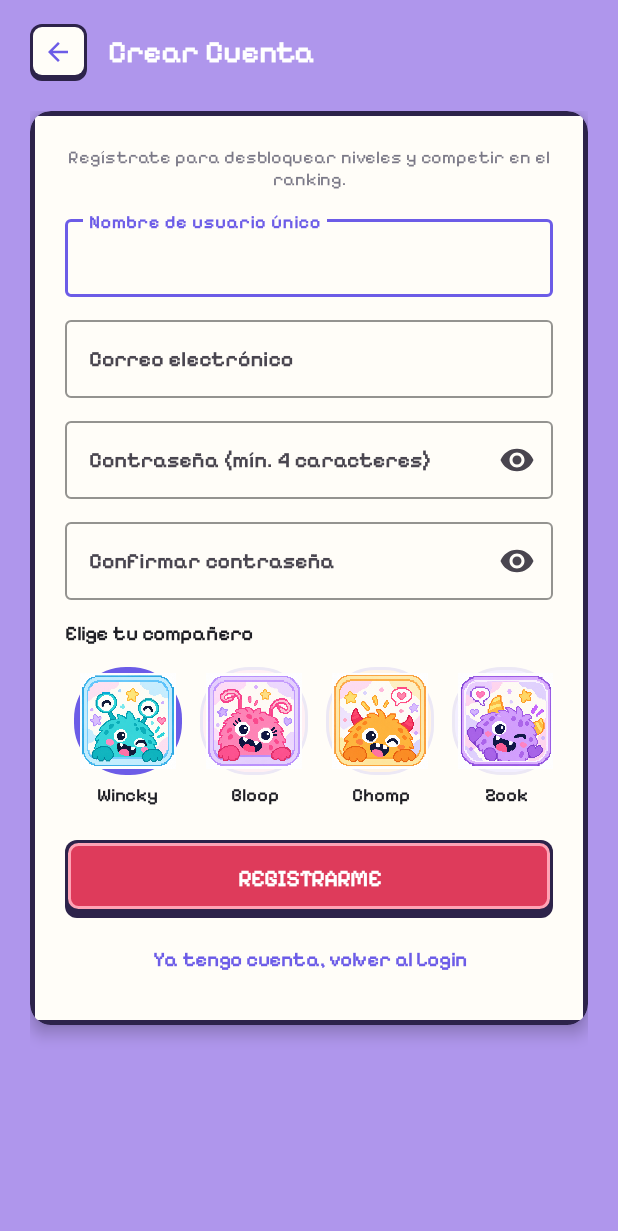
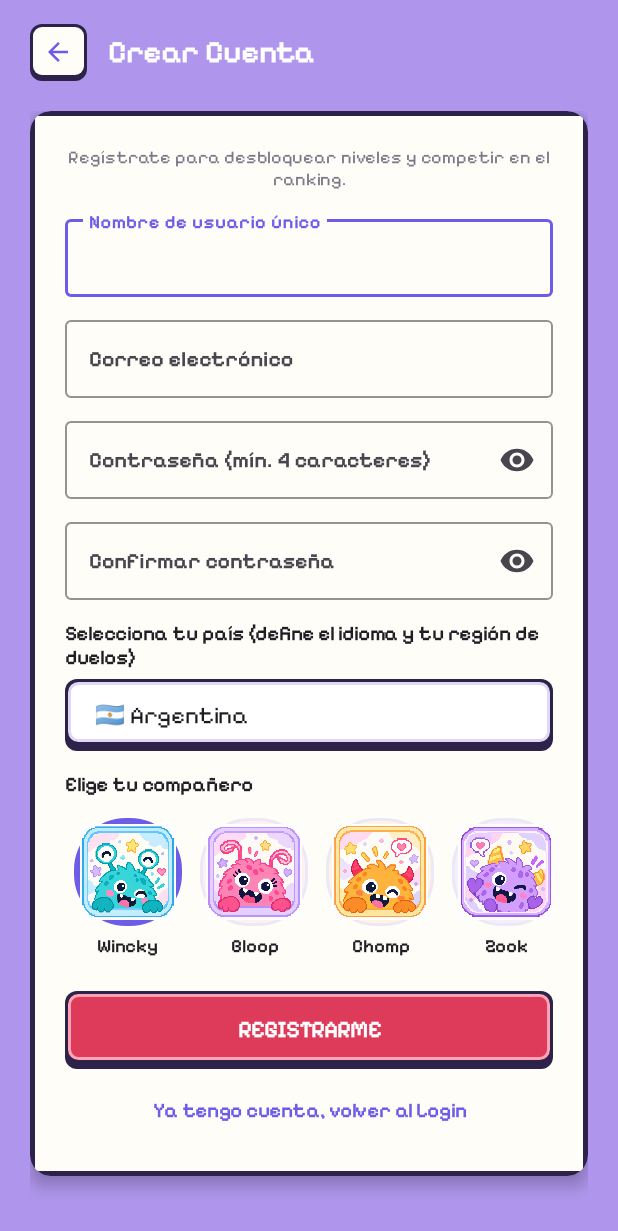
Before and after one commit to Camila-Ianni/TP_Trivia, an Android app: the screen it shows after launch (RegisterActivity), after a tap on "Crear Cuenta Nueva", on a phone screen of 412 x 824 dp. Shown: the top 1231 px of the screen. Run offline under Robolectric (Android 15) with nearby library versions, the phone set to English and light mode, and no system bars; 2 other taps on this screen came first.

Commit message:
feat: add country selector with flags on registration, EN/IT/ES localization, and country-matched duels

```diff
--- a/app/src/main/java/com/example/triviamaster/MainActivity.java
+++ b/app/src/main/java/com/example/triviamaster/MainActivity.java
@@ -117,6 +117,7 @@ public final class MainActivity extends AppCompatActivity {
                     return;
                 }
                 prefsManager.syncFromUser(user);
+                com.example.triviamaster.utils.CountryHelper.applyLocaleForCountry(user.getCountry());
                 navigateToMap(user);
             }
 
--- a/app/src/main/java/com/example/triviamaster/RegisterActivity.java
+++ b/app/src/main/java/com/example/triviamaster/RegisterActivity.java
@@ -4,6 +4,7 @@ import android.content.Intent;
 import android.os.Bundle;
 import android.util.Patterns;
 import android.view.View;
+import android.widget.ArrayAdapter;
 import android.widget.Toast;
 import androidx.appcompat.app.AppCompatActivity;
 import androidx.recyclerview.widget.LinearLayoutManager;
@@ -15,6 +16,7 @@ import com.example.triviamaster.data.db.UserRepository;
 import com.example.triviamaster.databinding.ActivityRegisterBinding;
 import com.example.triviamaster.models.Avatar;
 import com.example.triviamaster.models.User;
+import com.example.triviamaster.utils.CountryHelper;
 
 public final class RegisterActivity extends AppCompatActivity {
 
@@ -30,8 +32,18 @@ public final class RegisterActivity extends AppCompatActivity {
         setContentView(binding.getRoot());
         prefsManager = new PreferencesManager(this);
         userRepository = new UserRepository(this);
+        setupCountrySpinner();
         setupAvatarList();
         setupListeners();
+    }
+
+    private void setupCountrySpinner() {
+        ArrayAdapter<CountryHelper.CountryOption> adapter = new ArrayAdapter<>(
+                this,
+                android.R.layout.simple_spinner_item,
+                CountryHelper.getCountries());
+        adapter.setDropDownViewResource(android.R.layout.simple_spinner_dropdown_item);
+        binding.spRegCountry.setAdapter(adapter);
     }
 
     private void setupAvatarList() {
@@ -91,8 +103,12 @@ public final class RegisterActivity extends AppCompatActivity {
         }
 
         Avatar selected = avatarAdapter.getSelectedAvatar();
+        CountryHelper.CountryOption selectedCountry =
+                (CountryHelper.CountryOption) binding.spRegCountry.getSelectedItem();
+        String countryCode = selectedCountry != null ? selectedCountry.getCode() : "AR";
+
         setLoading(true);
-        userRepository.registerUser(username, password, email, selected.getId(), new DbCallback<User>() {
+        userRepository.registerUser(username, password, email, selected.getId(), countryCode, new DbCallback<User>() {
             @Override
             public void onSuccess(User user) {
                 if (isFinishing()) {
@@ -100,6 +116,7 @@ public final class RegisterActivity extends AppCompatActivity {
                 }
                 setLoading(false);
                 prefsManager.syncFromUser(user);
+                CountryHelper.applyLocaleForCountry(user.getCountry());
                 Toast.makeText(RegisterActivity.this,
                         getString(R.string.msg_register_success, user.getUsername()),
                         Toast.LENGTH_SHORT).show();
--- a/app/src/main/java/com/example/triviamaster/SplashActivity.java
+++ b/app/src/main/java/com/example/triviamaster/SplashActivity.java
@@ -24,6 +24,11 @@ public class SplashActivity extends AppCompatActivity {
     @Override
     protected void onCreate(Bundle savedInstanceState) {
         super.onCreate(savedInstanceState);
+        com.example.triviamaster.data.PreferencesManager prefs =
+                new com.example.triviamaster.data.PreferencesManager(this);
+        if (prefs.getCurrentUserId() > 0) {
+            com.example.triviamaster.utils.CountryHelper.applyLocaleForCountry(prefs.getUserCountry());
+        }
         binding = ActivitySplashBinding.inflate(getLayoutInflater());
         setContentView(binding.getRoot());
 
--- a/app/src/main/java/com/example/triviamaster/adapters/SocialAdapter.java
+++ b/app/src/main/java/com/example/triviamaster/adapters/SocialAdapter.java
@@ -70,7 +70,8 @@ public class SocialAdapter extends RecyclerView.Adapter<SocialAdapter.SocialView
             User user = searchUsers.get(position);
             holder.binding.ivSocialAvatar.setImageResource(
                     prefsManager.getAvatarById(user.getAvatarId()).getIconResId());
-            holder.binding.tvSocialUsername.setText(user.getUsername());
+            String flag = com.example.triviamaster.utils.CountryHelper.getByCode(user.getCountry()).getFlag();
+            holder.binding.tvSocialUsername.setText(flag + " " + user.getUsername());
             holder.binding.tvSocialStats.setText(ctx.getString(
                     R.string.social_player_stats_format, user.getHighScore(), user.getMaxStreak()));
             holder.binding.btnSocialSecondary.setVisibility(View.GONE);
--- a/app/src/main/java/com/example/triviamaster/data/db/FriendshipRepository.java
+++ b/app/src/main/java/com/example/triviamaster/data/db/FriendshipRepository.java
@@ -185,7 +185,8 @@ public class FriendshipRepository {
                             c.getString(c.getColumnIndexOrThrow(TriviaDbHelper.COL_USER_OWNED_FRAMES)),
                             c.getString(c.getColumnIndexOrThrow(TriviaDbHelper.COL_USER_EQUIPPED_FRAME)),
                             c.getInt(c.getColumnIndexOrThrow(TriviaDbHelper.COL_USER_DAILY_STREAK)),
-                            c.getString(c.getColumnIndexOrThrow(TriviaDbHelper.COL_USER_WRONG_QUESTION_IDS))
+                            c.getString(c.getColumnIndexOrThrow(TriviaDbHelper.COL_USER_WRONG_QUESTION_IDS)),
+                            c.getString(c.getColumnIndexOrThrow(TriviaDbHelper.COL_USER_COUNTRY))
                     ));
                 }
             }
--- a/app/src/main/java/com/example/triviamaster/data/db/TriviaDbHelper.java
+++ b/app/src/main/java/com/example/triviamaster/data/db/TriviaDbHelper.java
@@ -12,7 +12,7 @@ import java.util.List;
 public class TriviaDbHelper extends SQLiteOpenHelper {
 
     public static final String DATABASE_NAME = "triviamaster.db";
-    public static final int DATABASE_VERSION = 10;
+    public static final int DATABASE_VERSION = 11;
 
     public static final String TABLE_USERS = "users";
     public static final String COL_USER_ID = "id";
@@ -40,6 +40,7 @@ public class TriviaDbHelper extends SQLiteOpenHelper {
     public static final String COL_USER_EQUIPPED_FRAME = "equipped_frame";
     public static final String COL_USER_DAILY_STREAK = "daily_streak";
     public static final String COL_USER_WRONG_QUESTION_IDS = "wrong_question_ids";
+    public static final String COL_USER_COUNTRY = "country";
 
     public static final String TABLE_FRIENDSHIPS = "friendships";
     public static final String COL_F_ID = "id";
@@ -117,7 +118,8 @@ public class TriviaDbHelper extends SQLiteOpenHelper {
                 + COL_USER_OWNED_FRAMES + " TEXT NOT NULL DEFAULT '', "
                 + COL_USER_EQUIPPED_FRAME + " TEXT NOT NULL DEFAULT '', "
                 + COL_USER_DAILY_STREAK + " INTEGER NOT NULL DEFAULT 0, "
-                + COL_USER_WRONG_QUESTION_IDS + " TEXT NOT NULL DEFAULT ''"
+                + COL_USER_WRONG_QUESTION_IDS + " TEXT NOT NULL DEFAULT '', "
+                + COL_USER_COUNTRY + " TEXT NOT NULL DEFAULT 'AR'"
                 + ")";
         db.execSQL(createUsersSql);
 
@@ -208,6 +210,9 @@ public class TriviaDbHelper extends SQLiteOpenHelper {
         if (oldVersion < 10) {
             createFriendshipsTable(db);
         }
+        if (oldVersion < 11) {
+            db.execSQL("ALTER TABLE " + TABLE_USERS + " ADD COLUMN " + COL_USER_COUNTRY + " TEXT NOT NULL DEFAULT 'AR'");
+        }
     }
 
     private void seedInitialQuestions(SQLiteDatabase db) {
--- /dev/null
+++ b/app/src/main/java/com/example/triviamaster/utils/CountryHelper.java
@@ -0,0 +1,93 @@
+package com.example.triviamaster.utils;
+
+import androidx.appcompat.app.AppCompatDelegate;
+import androidx.core.os.LocaleListCompat;
+import java.util.Arrays;
+import java.util.List;
+
+public final class CountryHelper {
+
+    public static final class CountryOption {
+        private final String code;
+        private final String flag;
+        private final String name;
+        private final String languageTag;
+
+        public CountryOption(String code, String flag, String name, String languageTag) {
+            this.code = code;
+            this.flag = flag;
+            this.name = name;
+            this.languageTag = languageTag;
+        }
+
+        public String getCode() {
+            return code;
+        }
+
+        public String getFlag() {
+            return flag;
+        }
+
+        public String getName() {
+            return name;
+        }
+
+        public String getLanguageTag() {
+            return languageTag;
+        }
+
+        @Override
+        public String toString() {
+            return flag + " " + name;
+        }
+    }
+
+    private static final List<CountryOption> COUNTRIES = Arrays.asList(
+            new CountryOption("AR", "\uD83C\uDDE6\uD83C\uDDF7", "Argentina", "es"),
+            new CountryOption("US", "\uD83C\uDDFA\uD83C\uDDF8", "United States", "en"),
+            new CountryOption("GB", "\uD83C\uDDEC\uD83C\uDDE7", "United Kingdom", "en"),
+            new CountryOption("CA", "\uD83C\uDDE8\uD83C\uDDE6", "Canada", "en"),
+            new CountryOption("IT", "\uD83C\uDDEE\uD83C\uDDF9", "Italia", "it"),
+            new CountryOption("ES", "\uD83C\uDDEA\uD83C\uDDF8", "España", "es"),
+            new CountryOption("MX", "\uD83C\uDDF2\uD83C\uDDFD", "México", "es"),
+            new CountryOption("CO", "\uD83C\uDDE8\uD83C\uDDF4", "Colombia", "es"),
+            new CountryOption("CL", "\uD83C\uDDE8\uD83C\uDDF1", "Chile", "es"),
+            new CountryOption("PE", "\uD83C\uDDF5\uD83C\uDDEA", "Perú", "es"),
+            new CountryOption("UY", "\uD83C\uDDFA\uD83C\uDDFE", "Uruguay", "es"),
+            new CountryOption("VE", "\uD83C\uDDFB\uD83C\uDDEA", "Venezuela", "es"),
+            new CountryOption("EC", "\uD83C\uDDEA\uD83C\uDDE8", "Ecuador", "es"),
+            new CountryOption("PY", "\uD83C\uDDF5\uD83C\uDDFE", "Paraguay", "es"),
+            new CountryOption("BO", "\uD83C\uDDE7\uD83C\uDDF4", "Bolivia", "es")
+    );
+
+    private CountryHelper() {
+    }
+
+    public static List<CountryOption> getCountries() {
+        return COUNTRIES;
+    }
+
+    public static CountryOption getByCode(String code) {
+        if (code != null) {
+            for (CountryOption option : COUNTRIES) {
+                if (option.getCode().equalsIgnoreCase(code.trim())) {
+                    return option;
+                }
+            }
+        }
+        return COUNTRIES.get(0);
+    }
+
+    public static String getLanguageForCountry(String code) {
+        return getByCode(code).getLanguageTag();
+    }
+
+    public static void applyLocaleForCountry(String code) {
+        String lang = getLanguageForCountry(code);
+        LocaleListCompat target = LocaleListCompat.forLanguageTags(lang);
+        LocaleListCompat current = AppCompatDelegate.getApplicationLocales();
+        if (!target.toLanguageTags().equals(current.toLanguageTags())) {
+            AppCompatDelegate.setApplicationLocales(target);
+        }
+    }
+}
--- a/app/src/main/res/layout/activity_register.xml
+++ b/app/src/main/res/layout/activity_register.xml
@@ -176,6 +176,24 @@
                         android:layout_width="match_parent"
                         android:layout_height="wrap_content"
                         android:layout_marginTop="14dp"
+                        android:text="@string/label_pick_country"
+                        android:textColor="@color/ref_text_dark"
+                        android:textSize="13sp"
+                        android:textStyle="bold" />
+
+                    <Spinner
+                        android:id="@+id/spRegCountry"
+                        android:layout_width="match_parent"
+                        android:layout_height="48dp"
+                        android:layout_marginTop="6dp"
+                        android:background="@drawable/bg_btn_pill_white"
+                        android:paddingStart="12dp"
+                        android:paddingEnd="12dp" />
+
+                    <TextView
+                        android:layout_width="match_parent"
+                        android:layout_height="wrap_content"
+                        android:layout_marginTop="14dp"
                         android:text="@string/label_pick_avatar"
                         android:textColor="@color/ref_text_dark"
                         android:textSize="13sp"
--- a/app/src/main/res/values/strings.xml
+++ b/app/src/main/res/values/strings.xml
@@ -457,4 +457,7 @@
     <string name="ranking_player_dialog_title">Jugador: %1$s</string>
     <string name="ranking_btn_add_friend">Enviar solicitud de amistad</string>
     <string name="btn_open_shop">Tienda de Aventurero</string>
+    <string name="label_pick_country">Selecciona tu país (define el idioma y tu región de duelos)</string>
+    <string name="duel_searching_country_desc">Buscando jugadores reales de %1$s en tu área...</string>
+    <string name="duel_no_players_country_desc">No hay nadie de %1$s jugando en tu área en este momento.</string>
 </resources>
```
Also changed, not shown: app/src/main/java/com/example/triviamaster/SocialActivity.java (+8 -3 lines), app/src/main/java/com/example/triviamaster/data/PreferencesManager.java (+11 -0 lines), app/src/main/java/com/example/triviamaster/data/db/UserRepository.java (+9 -2 lines), app/src/main/java/com/example/triviamaster/models/User.java (+25 -0 lines), app/src/main/java/com/example/triviamaster/network/LocalAreaMatchmaker.java (+8 -3 lines), 3 other files.
